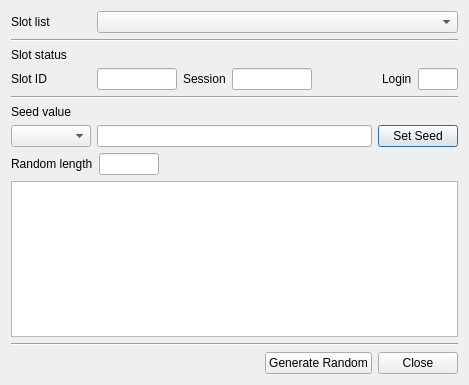
Old version of the form CryptokiMan/rand_dlg.ui in the repository jykim74/CryptokiMan.
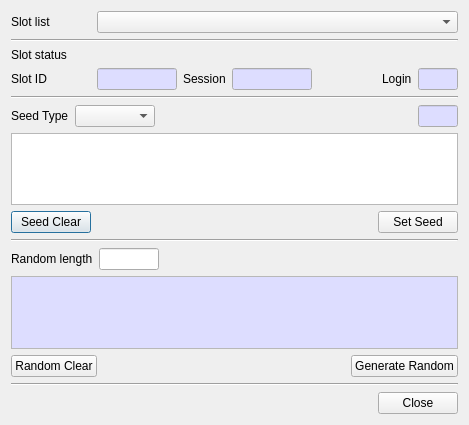
New version of the form.

Patch:
```diff
--- a/CryptokiMan/rand_dlg.ui
+++ b/CryptokiMan/rand_dlg.ui
@@ -7,7 +7,7 @@
     <x>0</x>
     <y>0</y>
     <width>469</width>
-    <height>385</height>
+    <height>425</height>
    </rect>
   </property>
   <property name="windowTitle">
@@ -84,6 +84,46 @@
          <height>16777215</height>
         </size>
        </property>
+       <property name="palette">
+        <palette>
+         <active>
+          <colorrole role="Base">
+           <brush brushstyle="SolidPattern">
+            <color alpha="255">
+             <red>221</red>
+             <green>221</green>
+             <blue>255</blue>
+            </color>
+           </brush>
+          </colorrole>
+         </active>
+         <inactive>
+          <colorrole role="Base">
+           <brush brushstyle="SolidPattern">
+            <color alpha="255">
+             <red>221</red>
+             <green>221</green>
+             <blue>255</blue>
+            </color>
+           </brush>
+          </colorrole>
+         </inactive>
+         <disabled>
+          <colorrole role="Base">
+           <brush brushstyle="SolidPattern">
+            <color alpha="255">
+             <red>240</red>
+             <green>240</green>
+             <blue>240</blue>
+            </color>
+           </brush>
+          </colorrole>
+         </disabled>
+        </palette>
+       </property>
+       <property name="readOnly">
+        <bool>true</bool>
+       </property>
       </widget>
      </item>
      <item>
@@ -101,6 +141,46 @@
          <height>16777215</height>
         </size>
        </property>
+       <property name="palette">
+        <palette>
+         <active>
+          <colorrole role="Base">
+           <brush brushstyle="SolidPattern">
+            <color alpha="255">
+             <red>221</red>
+             <green>221</green>
+             <blue>255</blue>
+            </color>
+           </brush>
+          </colorrole>
+         </active>
+         <inactive>
+          <colorrole role="Base">
+           <brush brushstyle="SolidPattern">
+            <color alpha="255">
+             <red>221</red>
+             <green>221</green>
+             <blue>255</blue>
+            </color>
+           </brush>
+          </colorrole>
+         </inactive>
+         <disabled>
+          <colorrole role="Base">
+           <brush brushstyle="SolidPattern">
+            <color alpha="255">
+             <red>240</red>
+             <green>240</green>
+             <blue>240</blue>
+            </color>
+           </brush>
+          </colorrole>
+         </disabled>
+        </palette>
+       </property>
+       <property name="readOnly">
+        <bool>true</bool>
+       </property>
       </widget>
      </item>
      <item>
@@ -131,6 +211,46 @@
          <height>16777215</height>
         </size>
        </property>
+       <property name="palette">
+        <palette>
+         <active>
+          <colorrole role="Base">
+           <brush brushstyle="SolidPattern">
+            <color alpha="255">
+             <red>221</red>
+             <green>221</green>
+             <blue>255</blue>
+            </color>
+           </brush>
+          </colorrole>
+         </active>
+         <inactive>
+          <colorrole role="Base">
+           <brush brushstyle="SolidPattern">
+            <color alpha="255">
+             <red>221</red>
+             <green>221</green>
+             <blue>255</blue>
+            </color>
+           </brush>
+          </colorrole>
+         </inactive>
+         <disabled>
+          <colorrole role="Base">
+           <brush brushstyle="SolidPattern">
+            <color alpha="255">
+             <red>240</red>
+             <green>240</green>
+             <blue>240</blue>
+            </color>
+           </brush>
+          </colorrole>
+         </disabled>
+        </palette>
+       </property>
+       <property name="readOnly">
+        <bool>true</bool>
+       </property>
       </widget>
      </item>
     </layout>
@@ -142,19 +262,68 @@
      </property>
     </widget>
    </item>
-   <item>
-    <widget class="QLabel" name="label_4">
-     <property name="text">
-      <string>Seed value</string>
-     </property>
-    </widget>
-   </item>
    <item>
     <layout class="QGridLayout" name="gridLayout_2">
      <property name="topMargin">
       <number>0</number>
      </property>
-     <item row="0" column="0">
+     <item row="0" column="3">
+      <widget class="QLineEdit" name="mSeedLenText">
+       <property name="minimumSize">
+        <size>
+         <width>40</width>
+         <height>0</height>
+        </size>
+       </property>
+       <property name="maximumSize">
+        <size>
+         <width>40</width>
+         <height>16777215</height>
+        </size>
+       </property>
+       <property name="palette">
+        <palette>
+         <active>
+          <colorrole role="Base">
+           <brush brushstyle="SolidPattern">
+            <color alpha="255">
+             <red>221</red>
+             <green>221</green>
+             <blue>255</blue>
+            </color>
+           </brush>
+          </colorrole>
+         </active>
+         <inactive>
+          <colorrole role="Base">
+           <brush brushstyle="SolidPattern">
+            <color alpha="255">
+             <red>221</red>
+             <green>221</green>
+             <blue>255</blue>
+            </color>
+           </brush>
+          </colorrole>
+         </inactive>
+         <disabled>
+          <colorrole role="Base">
+           <brush brushstyle="SolidPattern">
+            <color alpha="255">
+             <red>240</red>
+             <green>240</green>
+             <blue>240</blue>
+            </color>
+           </brush>
+          </colorrole>
+         </disabled>
+        </palette>
+       </property>
+       <property name="readOnly">
+        <bool>true</bool>
+       </property>
+      </widget>
+     </item>
+     <item row="0" column="1">
       <widget class="QComboBox" name="mSeedCombo">
        <property name="minimumSize">
         <size>
@@ -164,8 +333,42 @@
        </property>
       </widget>
      </item>
-     <item row="0" column="1">
-      <widget class="QLineEdit" name="mSeedText"/>
+     <item row="0" column="2">
+      <spacer name="horizontalSpacer_4">
+       <property name="orientation">
+        <enum>Qt::Horizontal</enum>
+       </property>
+       <property name="sizeHint" stdset="0">
+        <size>
+         <width>40</width>
+         <height>20</height>
+        </size>
+       </property>
+      </spacer>
+     </item>
+     <item row="0" column="0">
+      <widget class="QLabel" name="label_4">
+       <property name="text">
+        <string>Seed Type</string>
+       </property>
+      </widget>
+     </item>
+    </layout>
+   </item>
+   <item>
+    <widget class="QPlainTextEdit" name="mSeedText"/>
+   </item>
+   <item>
+    <layout class="QGridLayout" name="gridLayout_5">
+     <property name="topMargin">
+      <number>0</number>
+     </property>
+     <item row="0" column="0">
+      <widget class="QPushButton" name="mSeedClearBtn">
+       <property name="text">
+        <string>Seed Clear</string>
+       </property>
+      </widget>
      </item>
      <item row="0" column="2">
       <widget class="QPushButton" name="mSetSeedBtn">
@@ -174,8 +377,28 @@
        </property>
       </widget>
      </item>
+     <item row="0" column="1">
+      <spacer name="horizontalSpacer_5">
+       <property name="orientation">
+        <enum>Qt::Horizontal</enum>
+       </property>
+       <property name="sizeHint" stdset="0">
+        <size>
+         <width>40</width>
+         <height>20</height>
+        </size>
+       </property>
+      </spacer>
+     </item>
     </layout>
    </item>
+   <item>
+    <widget class="Line" name="line_4">
+     <property name="orientation">
+      <enum>Qt::Horizontal</enum>
+     </property>
+    </widget>
+   </item>
    <item>
     <layout class="QGridLayout" name="gridLayout_3">
      <property name="topMargin">
@@ -220,27 +443,95 @@
     </layout>
    </item>
    <item>
-    <widget class="QPlainTextEdit" name="mOutputText"/>
-   </item>
-   <item>
-    <widget class="Line" name="line_3">
-     <property name="orientation">
-      <enum>Qt::Horizontal</enum>
+    <widget class="QPlainTextEdit" name="mOutputText">
+     <property name="palette">
+      <palette>
+       <active>
+        <colorrole role="Base">
+         <brush brushstyle="SolidPattern">
+          <color alpha="255">
+           <red>221</red>
+           <green>221</green>
+           <blue>255</blue>
+          </color>
+         </brush>
+        </colorrole>
+       </active>
+       <inactive>
+        <colorrole role="Base">
+         <brush brushstyle="SolidPattern">
+          <color alpha="255">
+           <red>221</red>
+           <green>221</green>
+           <blue>255</blue>
+          </color>
+         </brush>
+        </colorrole>
+       </inactive>
+       <disabled>
+        <colorrole role="Base">
+         <brush brushstyle="SolidPattern">
+          <color alpha="255">
+           <red>240</red>
+           <green>240</green>
+           <blue>240</blue>
+          </color>
+         </brush>
+        </colorrole>
+       </disabled>
+      </palette>
+     </property>
+     <property name="readOnly">
+      <bool>true</bool>
      </property>
     </widget>
    </item>
    <item>
-    <layout class="QGridLayout" name="gridLayout_4">
+    <layout class="QGridLayout" name="gridLayout_6">
      <property name="topMargin">
       <number>0</number>
      </property>
-     <item row="0" column="1">
+     <item row="0" column="0">
+      <widget class="QPushButton" name="mRandClearBtn">
+       <property name="text">
+        <string>Random Clear</string>
+       </property>
+      </widget>
+     </item>
+     <item row="0" column="2">
       <widget class="QPushButton" name="mGenRandBtn">
        <property name="text">
         <string>Generate Random</string>
        </property>
       </widget>
      </item>
+     <item row="0" column="1">
+      <spacer name="horizontalSpacer_6">
+       <property name="orientation">
+        <enum>Qt::Horizontal</enum>
+       </property>
+       <property name="sizeHint" stdset="0">
+        <size>
+         <width>40</width>
+         <height>20</height>
+        </size>
+       </property>
+      </spacer>
+     </item>
+    </layout>
+   </item>
+   <item>
+    <widget class="Line" name="line_3">
+     <property name="orientation">
+      <enum>Qt::Horizontal</enum>
+     </property>
+    </widget>
+   </item>
+   <item>
+    <layout class="QGridLayout" name="gridLayout_4">
+     <property name="topMargin">
+      <number>0</number>
+     </property>
      <item row="0" column="2">
       <widget class="QPushButton" name="mCloseBtn">
        <property name="text">
```
Left out of the diff: 2 changed lines with no effect on the pictures.
